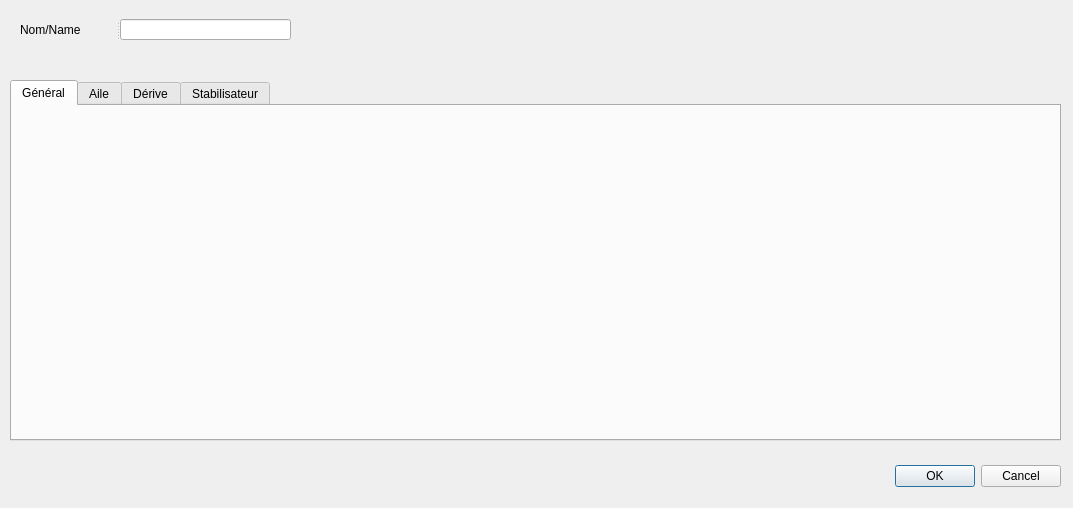
The window that resources/airPlaneDesignWingdialog.ui (FredsFactory/FreeCAD_AirPlaneDesign) describes before a commit, drawn with Qt 5.
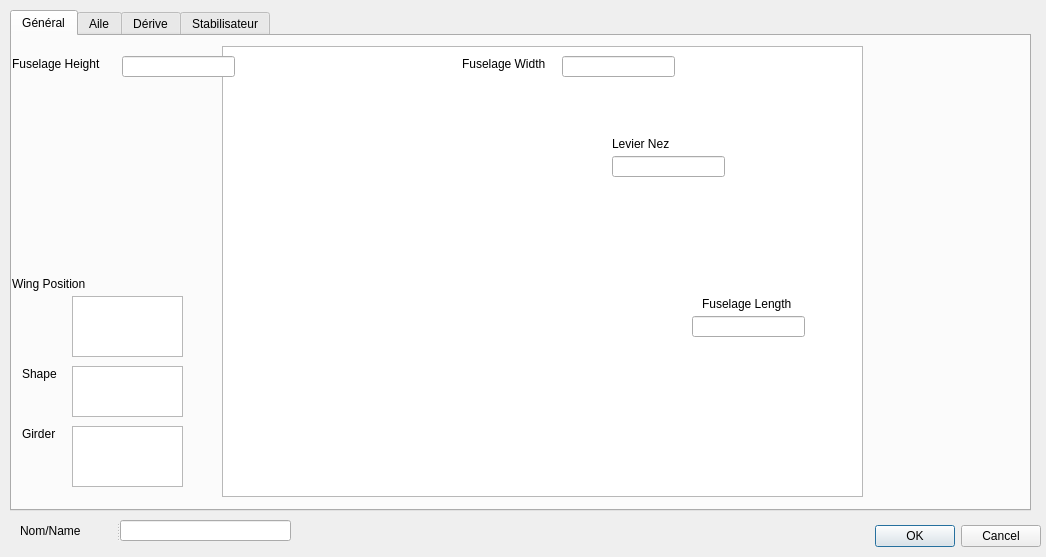
The same window after the commit. The open tabs and pages were chosen to show the change. Icons and pictures are not drawn.

Commit message: V0.3 Implement optional use of BSpline in the GUI

```diff
--- a/resources/airPlaneDesignWingdialog.ui
+++ b/resources/airPlaneDesignWingdialog.ui
@@ -6,8 +6,8 @@
    <rect>
     <x>0</x>
     <y>0</y>
-    <width>1073</width>
-    <height>508</height>
+    <width>1046</width>
+    <height>557</height>
    </rect>
   </property>
   <property name="windowTitle">
@@ -17,9 +17,9 @@
    <property name="geometry">
     <rect>
      <x>10</x>
-     <y>80</y>
-     <width>1051</width>
-     <height>361</height>
+     <y>10</y>
+     <width>1021</width>
+     <height>501</height>
     </rect>
    </property>
    <property name="currentIndex">
@@ -29,6 +29,224 @@
     <attribute name="title">
      <string>Général</string>
     </attribute>
+    <widget class="QLineEdit" name="fuselageLength">
+     <property name="geometry">
+      <rect>
+       <x>680</x>
+       <y>280</y>
+       <width>113</width>
+       <height>21</height>
+      </rect>
+     </property>
+    </widget>
+    <widget class="QLabel" name="label_2">
+     <property name="geometry">
+      <rect>
+       <x>690</x>
+       <y>260</y>
+       <width>111</width>
+       <height>16</height>
+      </rect>
+     </property>
+     <property name="text">
+      <string>Fuselage Length</string>
+     </property>
+    </widget>
+    <widget class="QLineEdit" name="fuselageWidth">
+     <property name="geometry">
+      <rect>
+       <x>550</x>
+       <y>20</y>
+       <width>113</width>
+       <height>21</height>
+      </rect>
+     </property>
+    </widget>
+    <widget class="QLabel" name="label_4">
+     <property name="geometry">
+      <rect>
+       <x>450</x>
+       <y>20</y>
+       <width>101</width>
+       <height>16</height>
+      </rect>
+     </property>
+     <property name="text">
+      <string>Fuselage Width</string>
+     </property>
+    </widget>
+    <widget class="QLabel" name="label_5">
+     <property name="geometry">
+      <rect>
+       <x>0</x>
+       <y>20</y>
+       <width>101</width>
+       <height>16</height>
+      </rect>
+     </property>
+     <property name="text">
+      <string>Fuselage Height</string>
+     </property>
+    </widget>
+    <widget class="QLineEdit" name="fuselageHeight">
+     <property name="geometry">
+      <rect>
+       <x>110</x>
+       <y>20</y>
+       <width>113</width>
+       <height>21</height>
+      </rect>
+     </property>
+    </widget>
+    <widget class="QListWidget" name="listWidget">
+     <property name="geometry">
+      <rect>
+       <x>60</x>
+       <y>260</y>
+       <width>111</width>
+       <height>61</height>
+      </rect>
+     </property>
+    </widget>
+    <widget class="QLabel" name="label_6">
+     <property name="geometry">
+      <rect>
+       <x>600</x>
+       <y>100</y>
+       <width>71</width>
+       <height>16</height>
+      </rect>
+     </property>
+     <property name="text">
+      <string>Levier Nez</string>
+     </property>
+    </widget>
+    <widget class="QLabel" name="label_7">
+     <property name="geometry">
+      <rect>
+       <x>0</x>
+       <y>240</y>
+       <width>91</width>
+       <height>16</height>
+      </rect>
+     </property>
+     <property name="text">
+      <string>Wing Position</string>
+     </property>
+    </widget>
+    <widget class="QLineEdit" name="lineEdit">
+     <property name="geometry">
+      <rect>
+       <x>600</x>
+       <y>120</y>
+       <width>113</width>
+       <height>21</height>
+      </rect>
+     </property>
+    </widget>
+    <widget class="QLabel" name="label_8">
+     <property name="geometry">
+      <rect>
+       <x>10</x>
+       <y>330</y>
+       <width>59</width>
+       <height>16</height>
+      </rect>
+     </property>
+     <property name="text">
+      <string>Shape</string>
+     </property>
+    </widget>
+    <widget class="QLabel" name="label_9">
+     <property name="geometry">
+      <rect>
+       <x>10</x>
+       <y>390</y>
+       <width>59</width>
+       <height>16</height>
+      </rect>
+     </property>
+     <property name="text">
+      <string>Girder</string>
+     </property>
+    </widget>
+    <widget class="QListWidget" name="listWidget_2">
+     <property name="geometry">
+      <rect>
+       <x>60</x>
+       <y>330</y>
+       <width>111</width>
+       <height>51</height>
+      </rect>
+     </property>
+    </widget>
+    <widget class="QListWidget" name="listWidget_3">
+     <property name="geometry">
+      <rect>
+       <x>60</x>
+       <y>390</y>
+       <width>111</width>
+       <height>61</height>
+      </rect>
+     </property>
+    </widget>
+    <widget class="QLabel" name="label_10">
+     <property name="geometry">
+      <rect>
+       <x>210</x>
+       <y>10</y>
+       <width>641</width>
+       <height>451</height>
+      </rect>
+     </property>
+     <property name="whatsThis">
+      <string notr="true"/>
+     </property>
+     <property name="autoFillBackground">
+      <bool>false</bool>
+     </property>
+     <property name="text">
+      <string/>
+     </property>
+     <property name="pixmap">
+      <pixmap>plane.png</pixmap>
+     </property>
+     <property name="scaledContents">
+      <bool>true</bool>
+     </property>
+     <property name="openExternalLinks">
+      <bool>false</bool>
+     </property>
+    </widget>
+    <widget class="QGraphicsView" name="planeView">
+     <property name="geometry">
+      <rect>
+       <x>210</x>
+       <y>10</y>
+       <width>641</width>
+       <height>451</height>
+      </rect>
+     </property>
+     <property name="interactive">
+      <bool>true</bool>
+     </property>
+    </widget>
+    <zorder>planeView</zorder>
+    <zorder>label_10</zorder>
+    <zorder>fuselageLength</zorder>
+    <zorder>label_2</zorder>
+    <zorder>fuselageWidth</zorder>
+    <zorder>label_4</zorder>
+    <zorder>label_5</zorder>
+    <zorder>fuselageHeight</zorder>
+    <zorder>listWidget</zorder>
+    <zorder>label_6</zorder>
+    <zorder>label_7</zorder>
+    <zorder>lineEdit</zorder>
+    <zorder>label_8</zorder>
+    <zorder>label_9</zorder>
+    <zorder>listWidget_2</zorder>
+    <zorder>listWidget_3</zorder>
    </widget>
    <widget class="QWidget" name="Wing">
     <attribute name="title">
@@ -178,8 +396,8 @@
   <widget class="QDialogButtonBox" name="buttonBox">
    <property name="geometry">
     <rect>
-     <x>720</x>
-     <y>460</y>
+     <x>700</x>
+     <y>520</y>
      <width>341</width>
      <height>32</height>
     </rect>
@@ -195,7 +413,7 @@
    <property name="geometry">
     <rect>
      <x>20</x>
-     <y>19</y>
+     <y>520</y>
      <width>271</width>
      <height>21</height>
     </rect>
```
Left out of the diff: 9 changed lines with no effect on the pictures.
